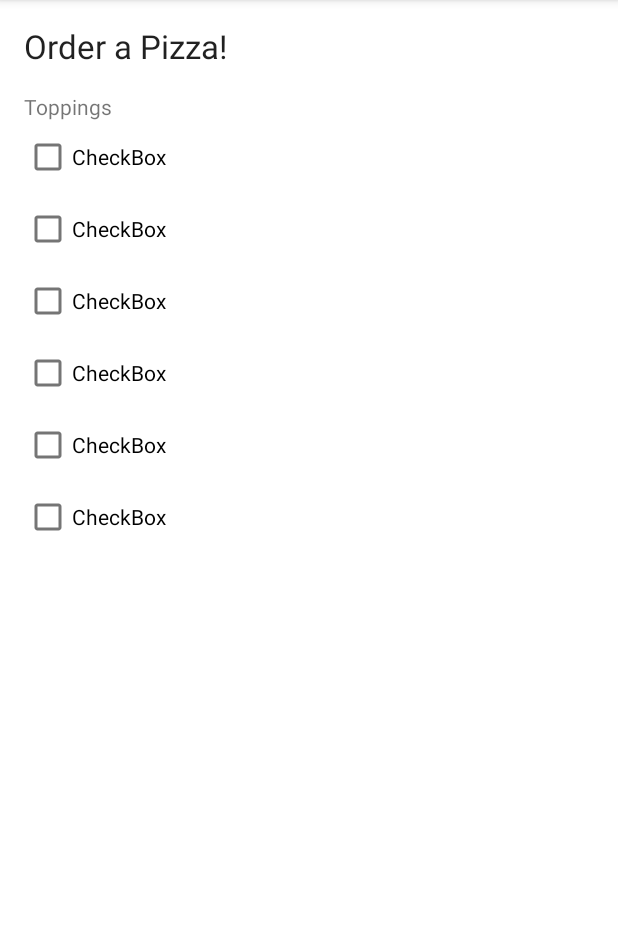
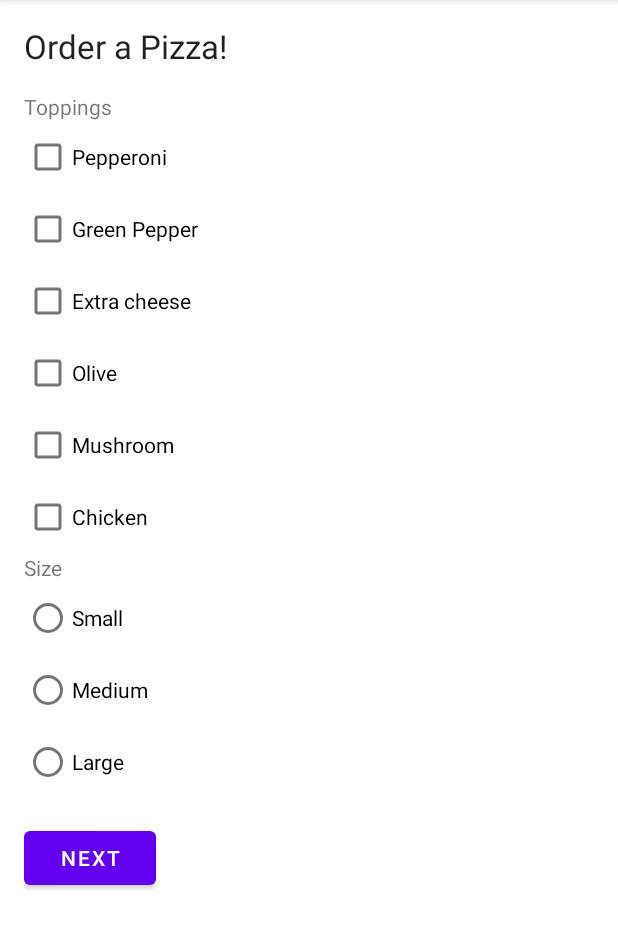
Before and after one commit to jlazer/CIS4280Assignment1, an Android app: the screen it shows after launch (MainActivity), on a phone screen of 412 x 824 dp, the part 84-1033 px from its top. Run offline under Robolectric (Android 15) with nearby library versions, the phone set to English and light mode, and no system bars.

Commit message:
Continued building out the mainActivity UI and created a customerPage activity.

```diff
--- a/app/src/main/AndroidManifest.xml
+++ b/app/src/main/AndroidManifest.xml
@@ -9,6 +9,7 @@
         android:roundIcon="@mipmap/ic_launcher_round"
         android:supportsRtl="true"
         android:theme="@style/Theme.CIS4280Assignment1">
+        <activity android:name=".customerPage"></activity>
         <activity android:name=".MainActivity">
             <intent-filter>
                 <action android:name="android.intent.action.MAIN" />
--- /dev/null
+++ b/app/src/main/java/com/Lazarski/cis4280assignment1/customerPage.java
@@ -0,0 +1,14 @@
+package com.Lazarski.cis4280assignment1;
+
+import androidx.appcompat.app.AppCompatActivity;
+
+import android.os.Bundle;
+
+public class customerPage extends AppCompatActivity {
+
+    @Override
+    protected void onCreate(Bundle savedInstanceState) {
+        super.onCreate(savedInstanceState);
+        setContentView(R.layout.activity_customer_page);
+    }
+}
--- /dev/null
+++ b/app/src/main/res/layout/activity_customer_page.xml
@@ -0,0 +1,9 @@
+<?xml version="1.0" encoding="utf-8"?>
+<androidx.constraintlayout.widget.ConstraintLayout xmlns:android="http://schemas.android.com/apk/res/android"
+    xmlns:app="http://schemas.android.com/apk/res-auto"
+    xmlns:tools="http://schemas.android.com/tools"
+    android:layout_width="match_parent"
+    android:layout_height="match_parent"
+    tools:context=".customerPage">
+
+</androidx.constraintlayout.widget.ConstraintLayout>
--- a/app/src/main/res/layout/activity_main.xml
+++ b/app/src/main/res/layout/activity_main.xml
@@ -3,12 +3,12 @@
     xmlns:app="http://schemas.android.com/apk/res-auto"
     xmlns:tools="http://schemas.android.com/tools"
     android:layout_width="match_parent"
-    android:layout_height="match_parent"
-    tools:context=".MainActivity">
+    android:layout_height="match_parent">
 
     <LinearLayout
+        android:id="@+id/linearLayout"
         android:layout_width="match_parent"
-        android:layout_height="match_parent"
+        android:layout_height="0dp"
         android:layout_marginStart="16dp"
         android:layout_marginLeft="16dp"
         android:layout_marginTop="16dp"
@@ -18,14 +18,16 @@
         android:orientation="vertical"
         app:layout_constraintBottom_toBottomOf="parent"
         app:layout_constraintEnd_toEndOf="parent"
+        app:layout_constraintHorizontal_bias="0.0"
         app:layout_constraintStart_toStartOf="parent"
-        app:layout_constraintTop_toTopOf="parent">
+        app:layout_constraintTop_toTopOf="parent"
+        app:layout_constraintVertical_bias="0.035">
 
         <TextView
             android:id="@+id/textView2"
             android:layout_width="wrap_content"
             android:layout_height="wrap_content"
-            android:text="@string/orderAPizza"
+            android:text="@string/orderAPizzaLabel"
             android:textAppearance="@style/TextAppearance.AppCompat.Large" />
 
         <TextView
@@ -37,41 +39,98 @@
             android:layout_marginTop="16dp"
             android:text="@string/toppingsLabel" />
 
+        <LinearLayout
+            android:layout_width="match_parent"
+            android:layout_height="wrap_content"
+            android:orientation="vertical">
+
             <CheckBox
                 android:id="@+id/checkBox8"
                 android:layout_width="match_parent"
                 android:layout_height="wrap_content"
-            android:text="CheckBox" />
+                android:text="@string/checkbox1" />
+
+            <CheckBox
+                android:id="@+id/checkBox11"
+                android:layout_width="match_parent"
+                android:layout_height="wrap_content"
+                android:text="@string/checkbox4" />
+
+            <CheckBox
+                android:id="@+id/checkBox13"
+                android:layout_width="match_parent"
+                android:layout_height="wrap_content"
+                android:text="@string/checkbox6" />
+
+            <CheckBox
+                android:id="@+id/checkBox12"
+                android:layout_width="match_parent"
+                android:layout_height="wrap_content"
+                android:text="@string/checkbox5" />
+
+            <CheckBox
+                android:id="@+id/checkBox10"
+                android:layout_width="match_parent"
+                android:layout_height="wrap_content"
+                android:text="@string/checkbox3" />
 
             <CheckBox
                 android:id="@+id/checkBox9"
                 android:layout_width="match_parent"
                 android:layout_height="wrap_content"
-            android:text="CheckBox" />
+                android:text="@string/checkbox2" />
+        </LinearLayout>
 
-        <CheckBox
-            android:id="@+id/checkBox10"
+        <androidx.constraintlayout.widget.ConstraintLayout
+            android:layout_width="match_parent"
+            android:layout_height="match_parent"
+            tools:layout_editor_absoluteY="775dp">
+
+            <TextView
+                android:id="@+id/textView3"
                 android:layout_width="match_parent"
                 android:layout_height="wrap_content"
-            android:text="CheckBox" />
+                android:text="@string/sizeLabel"
+                app:layout_constraintStart_toStartOf="parent"
+                app:layout_constraintTop_toTopOf="parent" />
 
-        <CheckBox
-            android:id="@+id/checkBox11"
+            <RadioGroup
+                android:id="@+id/radioGroup1"
+                android:layout_width="wrap_content"
+                android:layout_height="wrap_content"
+                app:layout_constraintStart_toStartOf="parent"
+                app:layout_constraintTop_toBottomOf="@+id/textView3">
+
+                <RadioButton
+                    android:id="@+id/radioButton4"
                     android:layout_width="match_parent"
                     android:layout_height="wrap_content"
-            android:text="CheckBox" />
+                    android:text="@string/sizeRadioButton1" />
 
-        <CheckBox
-            android:id="@+id/checkBox12"
+                <RadioButton
+                    android:id="@+id/radioButton5"
                     android:layout_width="match_parent"
                     android:layout_height="wrap_content"
-            android:text="CheckBox" />
+                    android:text="@string/sizeRadioButton2" />
 
-        <CheckBox
-            android:id="@+id/checkBox13"
+                <RadioButton
+                    android:id="@+id/radioButton6"
                     android:layout_width="match_parent"
                     android:layout_height="wrap_content"
-            android:text="CheckBox" />
+                    android:text="@string/sizeRadioButton3" />
+
+            </RadioGroup>
+
+            <Button
+                android:id="@+id/button1"
+                android:layout_width="wrap_content"
+                android:layout_height="wrap_content"
+                android:layout_marginTop="16dp"
+                android:text="@string/button1"
+                app:layout_constraintStart_toStartOf="parent"
+                app:layout_constraintTop_toBottomOf="@+id/radioGroup1" />
+        </androidx.constraintlayout.widget.ConstraintLayout>
+
     </LinearLayout>
 
 </androidx.constraintlayout.widget.ConstraintLayout>
--- a/app/src/main/res/values/strings.xml
+++ b/app/src/main/res/values/strings.xml
@@ -1,5 +1,16 @@
 <resources>
     <string name="app_name">CIS4280Assignment1</string>
-    <string name="orderAPizza">Order a Pizza!</string>
+    <string name="orderAPizzaLabel">Order a Pizza!</string>
     <string name="toppingsLabel">Toppings</string>
+    <string name="checkbox1">Pepperoni</string>
+    <string name="checkbox2">Chicken</string>
+    <string name="checkbox3">Mushroom</string>
+    <string name="checkbox4">Green Pepper</string>
+    <string name="checkbox5">Olive</string>
+    <string name="checkbox6">Extra cheese</string>
+    <string name="sizeRadioButton1">Small</string>
+    <string name="sizeRadioButton2">Medium</string>
+    <string name="sizeRadioButton3">Large</string>
+    <string name="sizeLabel">Size</string>
+    <string name="button1">Next</string>
 </resources>
```
Lines whose indentation alone changed are shown as unchanged.
